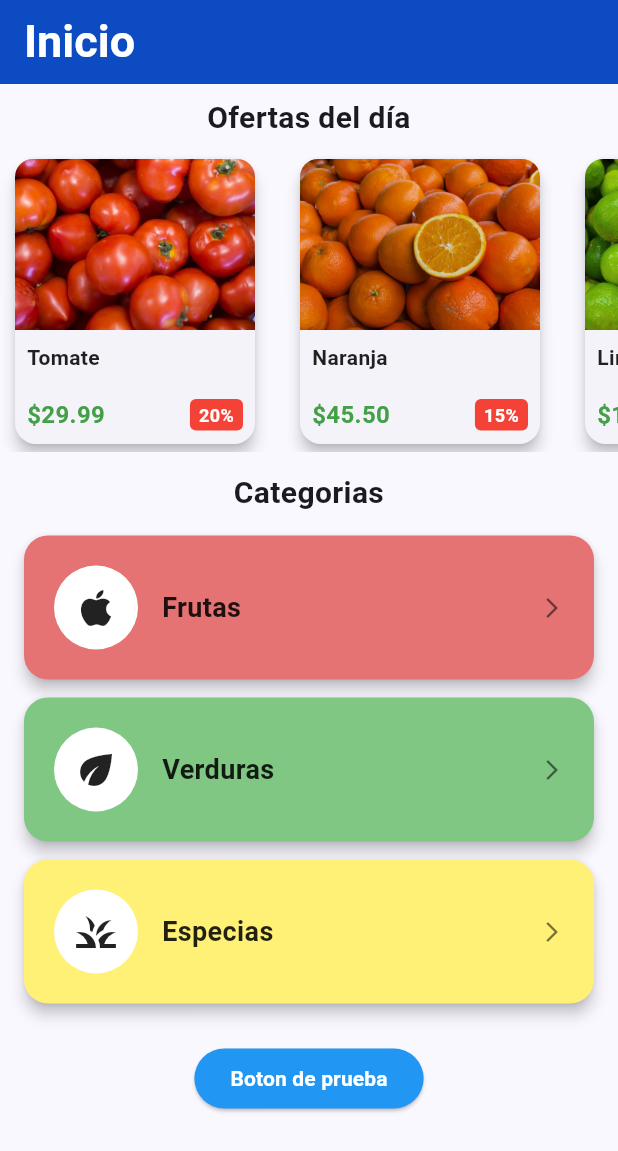
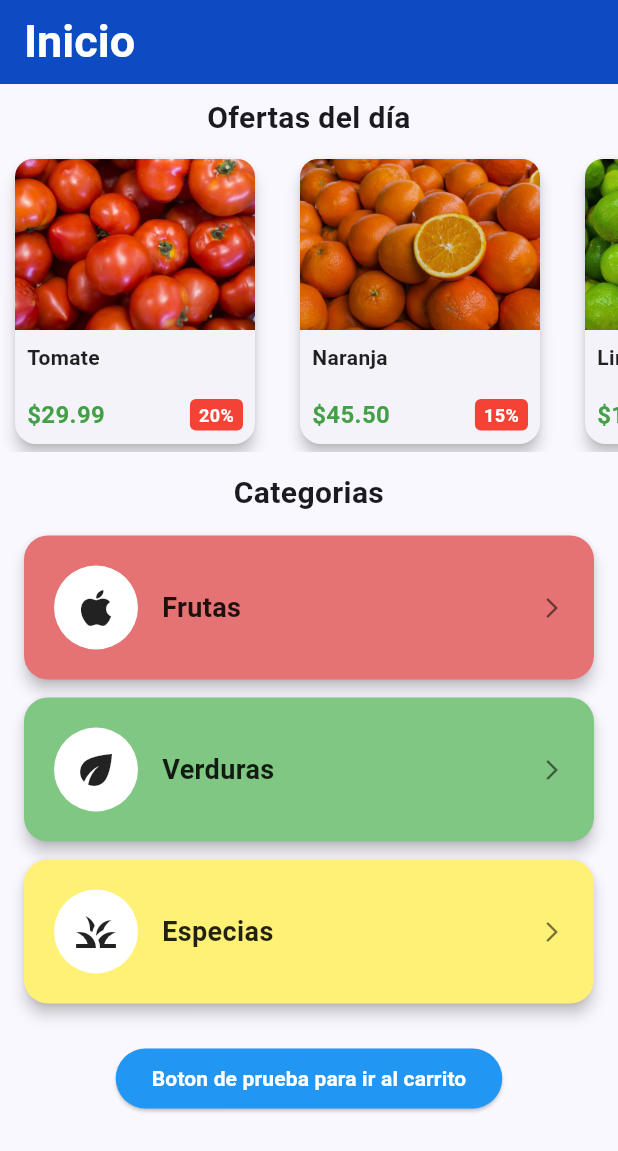
Before and after one commit to JAHR20/fruti_express_jahr, a Flutter app: the screen it shows after launch, on a phone screen of 412 x 824 dp. Shown: the top 1151 px of the screen. Run offline on Flutter 3.47's test engine with Material 3 defaults, Android fonts, the light colour scheme and no system bars.

Commit message:
Segundo commit

```diff
--- a/lib/screens/HomeScreens.dart
+++ b/lib/screens/HomeScreens.dart
@@ -82,11 +82,11 @@ class _HomeScreenState extends State<HomeScreen> {
           SizedBox(height: 20),
           ElevatedButton(
             onPressed: () {
-              Navigator.pushNamed(context, 'carrito');
+              Navigator.pushNamed(context, '/carrito');
             },
             style: ElevatedButton.styleFrom(backgroundColor: Colors.blue),
             child: Text(
-              "Boton de prueba",
+              "Boton de prueba para ir al carrito",
               style: TextStyle(
                 fontWeight: FontWeight.bold,
                 color: Colors.white,
```
Also changed, not shown: lib/screens/CarritoCompra.dart (+6 -1 lines).
